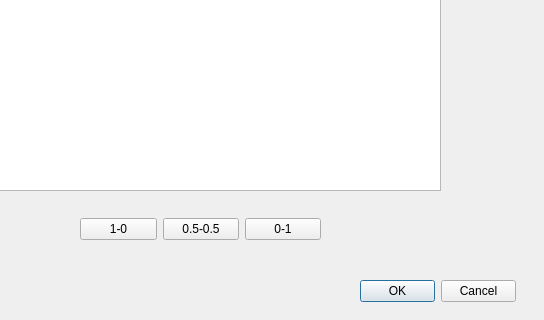
First picture: the form in UI/dialog_input_results.ui, repository lasicol/ChessLadder, before the edit; both pictures show x 110 to 654 and y 230 to 550 of the 654 by 550 pixel window.
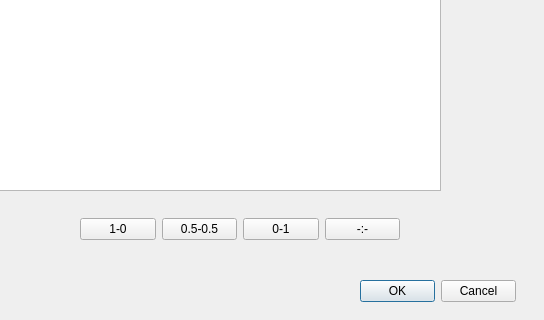
Second picture: the form after the edit.

Diff of the .ui file:
```diff
--- a/UI/dialog_input_results.ui
+++ b/UI/dialog_input_results.ui
@@ -46,7 +46,7 @@
     <rect>
      <x>190</x>
      <y>434</y>
-     <width>241</width>
+     <width>320</width>
      <height>51</height>
     </rect>
    </property>
@@ -72,6 +72,13 @@
       </property>
      </widget>
     </item>
+    <item>
+     <widget class="QPushButton" name="btErase">
+      <property name="text">
+       <string>-:-</string>
+      </property>
+     </widget>
+    </item>
    </layout>
   </widget>
   <widget class="QDialogButtonBox" name="buttonBox">
```
